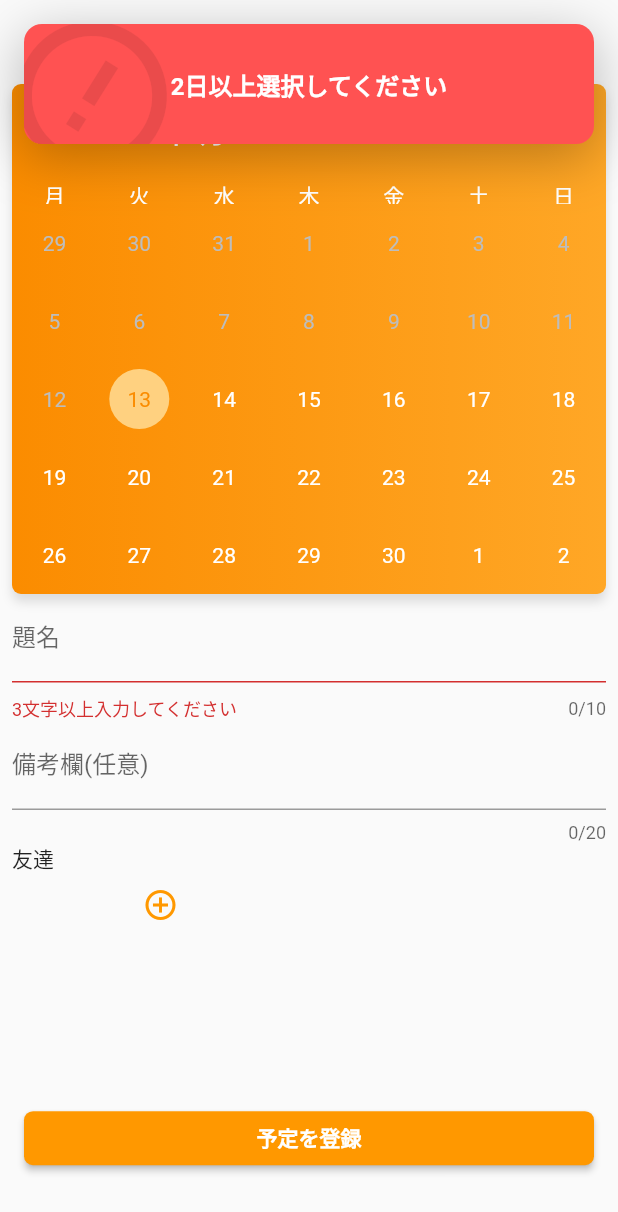
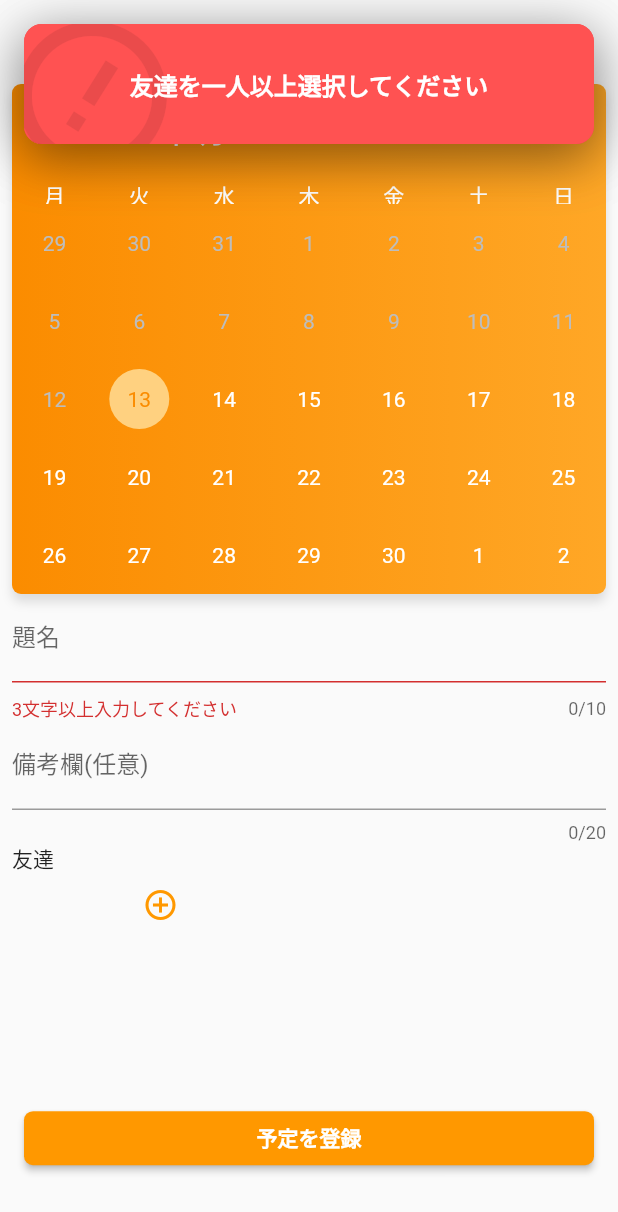
Before and after one commit to ymgn9314/schedule_adjust_app, a Flutter app: the RegisterSchedulePage screen opened directly, after a tap on "予定を登録", on a phone screen of 412 x 824 dp. Shown: the top 1212 px of the screen. Run offline on Flutter 3.47's test engine with Material 2 defaults, Android fonts, the phone set to English and light mode, and no system bars; drawn by our look-alikes of table_calendar, top_snackbar_flutter; our stand-ins replace firebase_auth, firebase_core, flutter_easyloading, flutter_signin_button, google_sign_in, multi_select_flutter; accounts and stored records are empty.

```diff
--- a/lib/pages/home/register_schedule_page.dart
+++ b/lib/pages/home/register_schedule_page.dart
@@ -80,7 +80,11 @@ class _RegisterSchedulePageState extends State<RegisterSchedulePage> {
                             // キーボードが開かれていたら閉じる
                             FocusScope.of(context).unfocus();
                             // バリデーションが無効なら登録できない
-                            if (_formKey.currentState!.validate()) {
+                            final isValidate =
+                                _formKey.currentState!.validate();
+                            final isValidate2 =
+                                model.friendForm.validate(context) == null;
+                            if (isValidate && isValidate2) {
                               registerScheduleAndPopNavigation(context);
                             }
                           },
--- a/lib/widgets/friend_form.dart
+++ b/lib/widgets/friend_form.dart
@@ -8,20 +8,24 @@ import 'package:high_hat/util/friend_data.dart';
 import 'package:multi_select_flutter/multi_select_flutter.dart';
 import 'package:provider/provider.dart';
 
-// class FriendFormField extends FormField<LinkedHashSet<FriendData>> {
-//   FriendFormField({
-//     required this.addFriendComponent,
-//   }) : super();
-// }
-
+@immutable
 class FriendForm extends StatelessWidget {
   // 友達一覧リスト(重複を避けるためにセットにする)
-  LinkedHashSet<FriendData> selectedFriendSet = LinkedHashSet<FriendData>(
+  final LinkedHashSet<FriendData> selectedFriendSet = LinkedHashSet<FriendData>(
     equals: (lhs, rhs) => lhs == rhs,
     hashCode: (data) => data.hashCode,
   );
   // 友達追加コンポーネント
   final AddFriendComponent _addFriendComponent = AddFriendComponent();
+
+  String? validate(BuildContext context) {
+    // 友達を１人も選択していなかったら
+    if (selectedFriendSet.isEmpty) {
+      TopSnackBar().show(context, '友達を一人以上選択してください', isForceShow: true);
+      return '友達を一人以上選択してください';
+    }
+    return null;
+  }
 
   // 削除
   void delete(BuildContext context, FriendData data) {
@@ -166,6 +170,14 @@ class AddFriendComponent extends StatelessWidget {
           context: context,
           builder: (ctx) {
             return MultiSelectBottomSheet(
+              confirmText: const Text(
+                '決定',
+                style: TextStyle(color: Colors.white),
+              ),
+              cancelText: const Text(
+                'キャンセル',
+                style: TextStyle(color: Colors.white),
+              ),
               itemsTextStyle: const TextStyle(color: Colors.white),
               selectedItemsTextStyle: const TextStyle(
                   color: Colors.white, fontWeight: FontWeight.bold),
--- a/lib/widgets/schedule_card.dart
+++ b/lib/widgets/schedule_card.dart
@@ -1,6 +1,5 @@
 import 'package:flutter/material.dart';
 import 'package:high_hat/widgets/calendar_form.dart';
-
 import 'title_form.dart';
 
 class ScheduleCard extends StatelessWidget {
```
Also changed, not shown: lib/util/schedule_data.dart (added, +9 -0 lines).
